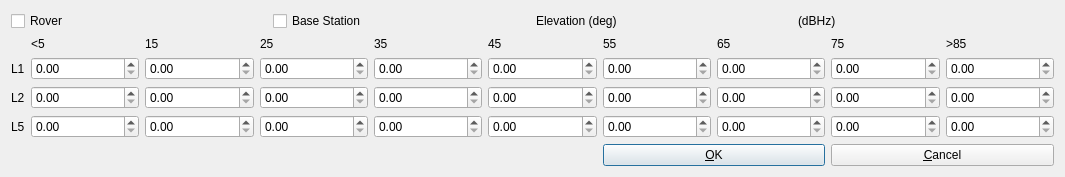
tomojitakasu/RTKLIB, file app/appcmn_qt/maskoptdlg.ui: the form before one commit.
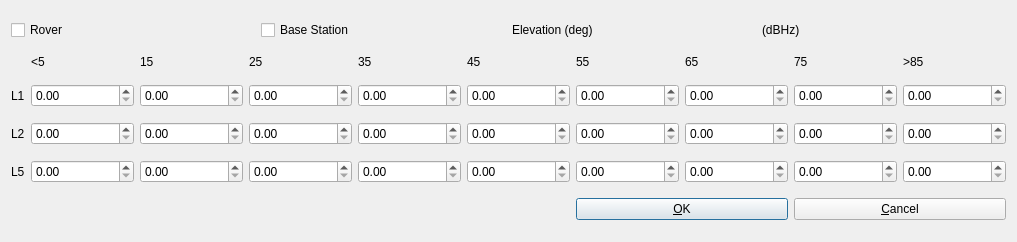
The form after the commit.

What changed in the file:
```diff
--- a/app/appcmn_qt/maskoptdlg.ui
+++ b/app/appcmn_qt/maskoptdlg.ui
@@ -6,8 +6,8 @@
    <rect>
     <x>0</x>
     <y>0</y>
-    <width>1065</width>
-    <height>161</height>
+    <width>1017</width>
+    <height>242</height>
    </rect>
   </property>
   <property name="windowTitle">
@@ -41,6 +41,12 @@
      <property name="enabled">
       <bool>true</bool>
      </property>
+     <property name="sizePolicy">
+      <sizepolicy hsizetype="Preferred" vsizetype="Fixed">
+       <horstretch>0</horstretch>
+       <verstretch>0</verstretch>
+      </sizepolicy>
+     </property>
      <property name="toolTip">
       <string/>
      </property>
@@ -54,6 +60,12 @@
      <property name="enabled">
       <bool>true</bool>
      </property>
+     <property name="sizePolicy">
+      <sizepolicy hsizetype="Preferred" vsizetype="Fixed">
+       <horstretch>0</horstretch>
+       <verstretch>0</verstretch>
+      </sizepolicy>
+     </property>
      <property name="toolTip">
       <string/>
      </property>
@@ -134,6 +146,12 @@
      <property name="enabled">
       <bool>true</bool>
      </property>
+     <property name="sizePolicy">
+      <sizepolicy hsizetype="Preferred" vsizetype="Fixed">
+       <horstretch>0</horstretch>
+       <verstretch>0</verstretch>
+      </sizepolicy>
+     </property>
      <property name="toolTip">
       <string/>
      </property>
@@ -147,6 +165,12 @@
      <property name="enabled">
       <bool>true</bool>
      </property>
+     <property name="sizePolicy">
+      <sizepolicy hsizetype="Preferred" vsizetype="Fixed">
+       <horstretch>0</horstretch>
+       <verstretch>0</verstretch>
+      </sizepolicy>
+     </property>
      <property name="toolTip">
       <string/>
      </property>
@@ -339,6 +363,12 @@
      <property name="enabled">
       <bool>true</bool>
      </property>
+     <property name="sizePolicy">
+      <sizepolicy hsizetype="Preferred" vsizetype="Fixed">
+       <horstretch>0</horstretch>
+       <verstretch>0</verstretch>
+      </sizepolicy>
+     </property>
      <property name="toolTip">
       <string/>
      </property>
@@ -512,6 +542,12 @@
      <property name="enabled">
       <bool>true</bool>
      </property>
+     <property name="sizePolicy">
+      <sizepolicy hsizetype="Preferred" vsizetype="Fixed">
+       <horstretch>0</horstretch>
+       <verstretch>0</verstretch>
+      </sizepolicy>
+     </property>
      <property name="toolTip">
       <string/>
      </property>
@@ -557,6 +593,12 @@
      <property name="enabled">
       <bool>true</bool>
      </property>
+     <property name="sizePolicy">
+      <sizepolicy hsizetype="Preferred" vsizetype="Fixed">
+       <horstretch>0</horstretch>
+       <verstretch>0</verstretch>
+      </sizepolicy>
+     </property>
      <property name="toolTip">
       <string/>
      </property>
@@ -570,6 +612,12 @@
      <property name="enabled">
       <bool>true</bool>
      </property>
+     <property name="sizePolicy">
+      <sizepolicy hsizetype="Preferred" vsizetype="Fixed">
+       <horstretch>0</horstretch>
+       <verstretch>0</verstretch>
+      </sizepolicy>
+     </property>
      <property name="toolTip">
       <string/>
      </property>
@@ -583,6 +631,12 @@
      <property name="enabled">
       <bool>true</bool>
      </property>
+     <property name="sizePolicy">
+      <sizepolicy hsizetype="Preferred" vsizetype="Fixed">
+       <horstretch>0</horstretch>
+       <verstretch>0</verstretch>
+      </sizepolicy>
+     </property>
      <property name="toolTip">
       <string/>
      </property>
@@ -657,6 +711,12 @@
    </item>
    <item row="0" column="0" colspan="10">
     <widget class="QWidget" name="widget" native="true">
+     <property name="sizePolicy">
+      <sizepolicy hsizetype="Preferred" vsizetype="Fixed">
+       <horstretch>0</horstretch>
+       <verstretch>0</verstretch>
+      </sizepolicy>
+     </property>
      <layout class="QHBoxLayout" name="horizontalLayout">
       <property name="leftMargin">
        <number>0</number>
```
